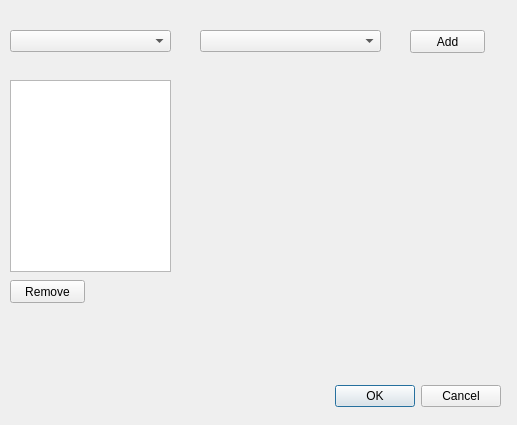
Old version of the form nvdb_qgis_plugin_dialog_base.ui in the repository vtfk/NVDB-qgis-plugin.
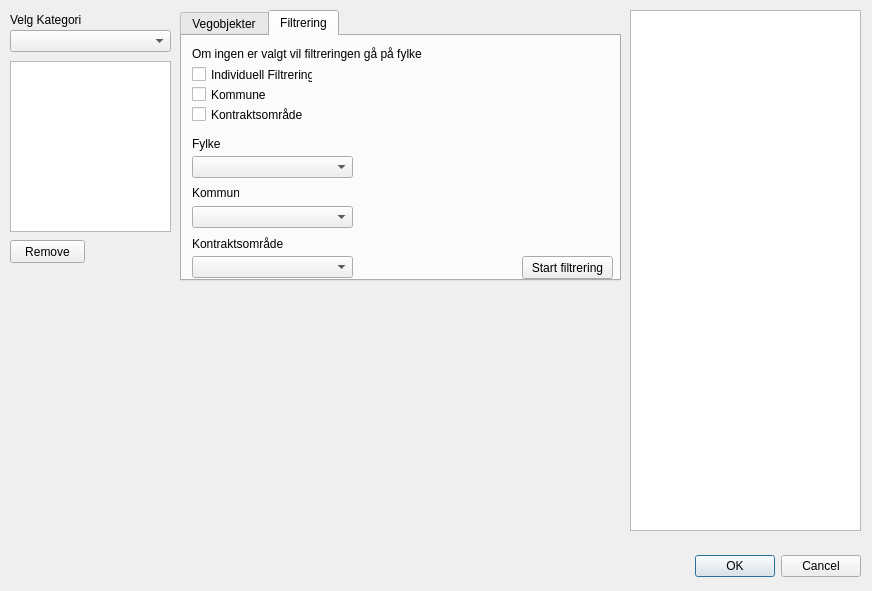
New version of the form.

Commit message: Filtrering start

```diff
--- a/nvdb_qgis_plugin_dialog_base.ui
+++ b/nvdb_qgis_plugin_dialog_base.ui
@@ -6,8 +6,8 @@
    <rect>
     <x>0</x>
     <y>0</y>
-    <width>517</width>
-    <height>425</height>
+    <width>872</width>
+    <height>591</height>
    </rect>
   </property>
   <property name="windowTitle">
@@ -16,8 +16,8 @@
   <widget class="QDialogButtonBox" name="button_box">
    <property name="geometry">
     <rect>
-     <x>160</x>
-     <y>380</y>
+     <x>520</x>
+     <y>550</y>
      <width>341</width>
      <height>32</height>
     </rect>
@@ -39,44 +39,27 @@
     </rect>
    </property>
   </widget>
-  <widget class="QComboBox" name="comboBox_choices">
-   <property name="geometry">
-    <rect>
-     <x>200</x>
-     <y>30</y>
-     <width>181</width>
-     <height>22</height>
-    </rect>
-   </property>
-  </widget>
   <widget class="QListWidget" name="listWidget">
    <property name="geometry">
     <rect>
      <x>10</x>
-     <y>80</y>
+     <y>61</y>
      <width>161</width>
-     <height>192</height>
+     <height>171</height>
     </rect>
    </property>
-  </widget>
-  <widget class="QPushButton" name="addButton">
-   <property name="geometry">
-    <rect>
-     <x>410</x>
-     <y>30</y>
-     <width>75</width>
-     <height>23</height>
-    </rect>
+   <property name="alternatingRowColors">
+    <bool>true</bool>
    </property>
-   <property name="text">
-    <string>Add</string>
+   <property name="selectionMode">
+    <enum>QAbstractItemView::MultiSelection</enum>
    </property>
   </widget>
   <widget class="QPushButton" name="removeButton">
    <property name="geometry">
     <rect>
      <x>10</x>
-     <y>280</y>
+     <y>240</y>
      <width>75</width>
      <height>23</height>
     </rect>
@@ -85,6 +68,231 @@
     <string>Remove</string>
    </property>
   </widget>
+  <widget class="QPlainTextEdit" name="plainTextEdit">
+   <property name="geometry">
+    <rect>
+     <x>630</x>
+     <y>10</y>
+     <width>231</width>
+     <height>521</height>
+    </rect>
+   </property>
+  </widget>
+  <widget class="QLabel" name="label">
+   <property name="geometry">
+    <rect>
+     <x>10</x>
+     <y>10</y>
+     <width>91</width>
+     <height>21</height>
+    </rect>
+   </property>
+   <property name="text">
+    <string>&lt;html&gt;&lt;head/&gt;&lt;body&gt;&lt;p&gt;Velg Kategori&lt;/p&gt;&lt;/body&gt;&lt;/html&gt;</string>
+   </property>
+  </widget>
+  <widget class="QTabWidget" name="tabWidget">
+   <property name="geometry">
+    <rect>
+     <x>180</x>
+     <y>10</y>
+     <width>441</width>
+     <height>271</height>
+    </rect>
+   </property>
+   <property name="currentIndex">
+    <number>1</number>
+   </property>
+   <widget class="QWidget" name="tab">
+    <attribute name="title">
+     <string>Vegobjekter</string>
+    </attribute>
+    <widget class="QListWidget" name="listWidgetObjects">
+     <property name="geometry">
+      <rect>
+       <x>10</x>
+       <y>10</y>
+       <width>411</width>
+       <height>191</height>
+      </rect>
+     </property>
+     <property name="alternatingRowColors">
+      <bool>true</bool>
+     </property>
+     <property name="selectionMode">
+      <enum>QAbstractItemView::MultiSelection</enum>
+     </property>
+    </widget>
+    <widget class="QPushButton" name="addButton">
+     <property name="geometry">
+      <rect>
+       <x>10</x>
+       <y>210</y>
+       <width>75</width>
+       <height>23</height>
+      </rect>
+     </property>
+     <property name="text">
+      <string>Add</string>
+     </property>
+    </widget>
+    <widget class="QPushButton" name="clearButton">
+     <property name="geometry">
+      <rect>
+       <x>90</x>
+       <y>210</y>
+       <width>75</width>
+       <height>23</height>
+      </rect>
+     </property>
+     <property name="text">
+      <string>Clear</string>
+     </property>
+    </widget>
+   </widget>
+   <widget class="QWidget" name="tab_2">
+    <attribute name="title">
+     <string>Filtrering</string>
+    </attribute>
+    <widget class="QCheckBox" name="individCheck">
+     <property name="geometry">
+      <rect>
+       <x>10</x>
+       <y>30</y>
+       <width>121</width>
+       <height>17</height>
+      </rect>
+     </property>
+     <property name="text">
+      <string>Individuell Filtrering</string>
+     </property>
+     <property name="tristate">
+      <bool>false</bool>
+     </property>
+    </widget>
+    <widget class="QLabel" name="label_2">
+     <property name="geometry">
+      <rect>
+       <x>10</x>
+       <y>100</y>
+       <width>71</width>
+       <height>16</height>
+      </rect>
+     </property>
+     <property name="text">
+      <string>Fylke</string>
+     </property>
+    </widget>
+    <widget class="QComboBox" name="kommuneBox">
+     <property name="geometry">
+      <rect>
+       <x>10</x>
+       <y>170</y>
+       <width>161</width>
+       <height>22</height>
+      </rect>
+     </property>
+    </widget>
+    <widget class="QLabel" name="label_3">
+     <property name="geometry">
+      <rect>
+       <x>10</x>
+       <y>150</y>
+       <width>47</width>
+       <height>13</height>
+      </rect>
+     </property>
+     <property name="text">
+      <string>Kommune</string>
+     </property>
+    </widget>
+    <widget class="QComboBox" name="fylkeBox">
+     <property name="geometry">
+      <rect>
+       <x>10</x>
+       <y>120</y>
+       <width>161</width>
+       <height>22</height>
+      </rect>
+     </property>
+    </widget>
+    <widget class="QCheckBox" name="kommuneCheck">
+     <property name="geometry">
+      <rect>
+       <x>10</x>
+       <y>50</y>
+       <width>101</width>
+       <height>17</height>
+      </rect>
+     </property>
+     <property name="text">
+      <string>Kommune</string>
+     </property>
+    </widget>
+    <widget class="QCheckBox" name="kontraktCheck">
+     <property name="geometry">
+      <rect>
+       <x>10</x>
+       <y>70</y>
+       <width>111</width>
+       <height>17</height>
+      </rect>
+     </property>
+     <property name="text">
+      <string>Kontraktsområde</string>
+     </property>
+    </widget>
+    <widget class="QLabel" name="label_6">
+     <property name="geometry">
+      <rect>
+       <x>10</x>
+       <y>10</y>
+       <width>241</width>
+       <height>16</height>
+      </rect>
+     </property>
+     <property name="text">
+      <string>Om ingen er valgt vil filtreringen gå på fylke</string>
+     </property>
+    </widget>
+    <widget class="QComboBox" name="kontraktBox">
+     <property name="geometry">
+      <rect>
+       <x>10</x>
+       <y>220</y>
+       <width>161</width>
+       <height>22</height>
+      </rect>
+     </property>
+    </widget>
+    <widget class="QLabel" name="label_7">
+     <property name="geometry">
+      <rect>
+       <x>10</x>
+       <y>200</y>
+       <width>91</width>
+       <height>16</height>
+      </rect>
+     </property>
+     <property name="text">
+      <string>Kontraktsområde</string>
+     </property>
+    </widget>
+    <widget class="QPushButton" name="filterButton">
+     <property name="geometry">
+      <rect>
+       <x>340</x>
+       <y>220</y>
+       <width>91</width>
+       <height>23</height>
+      </rect>
+     </property>
+     <property name="text">
+      <string>Start filtrering</string>
+     </property>
+    </widget>
+   </widget>
+  </widget>
  </widget>
  <resources/>
  <connections>
```
The commit also changes 2 other files.
